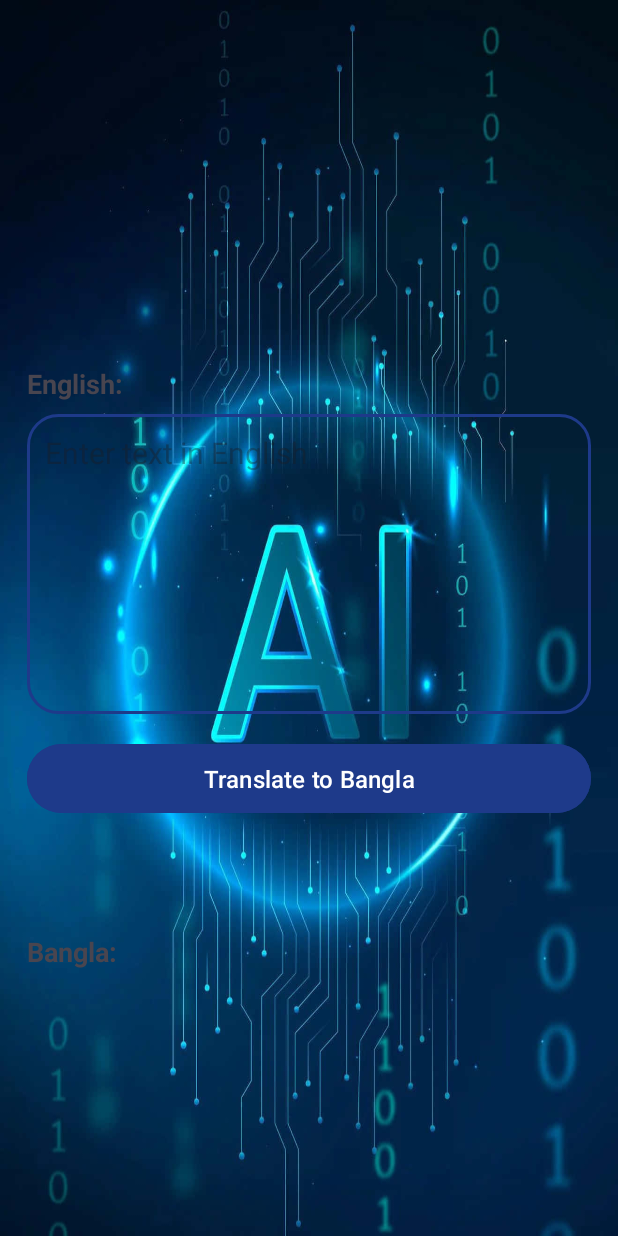
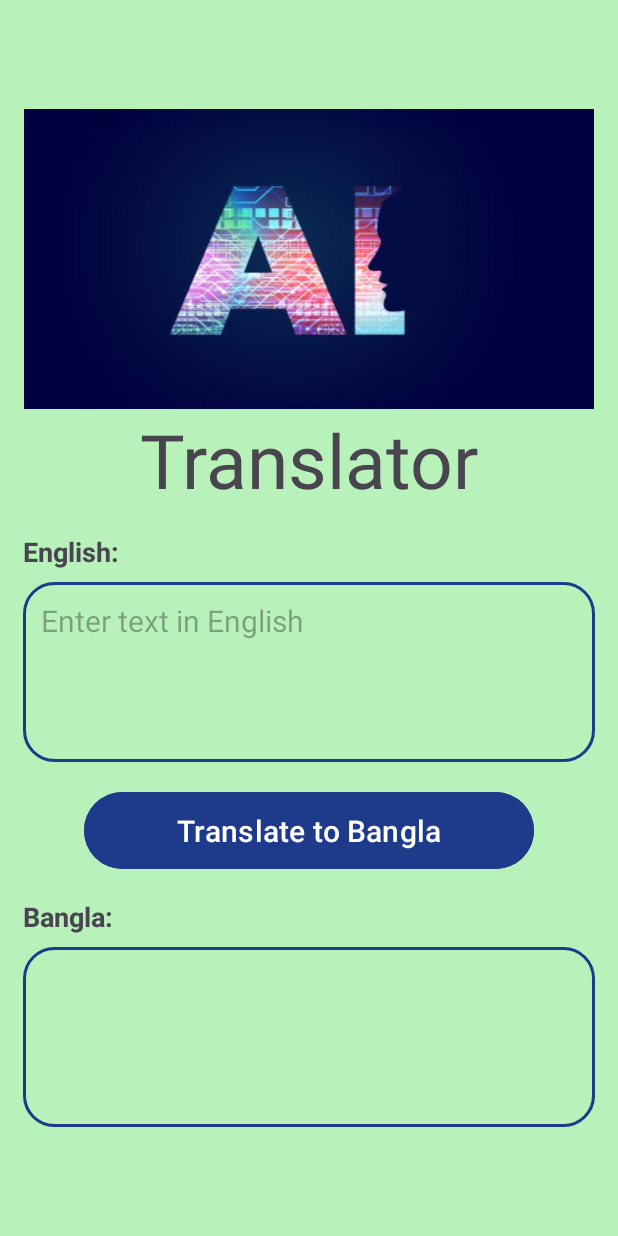
Before and after one commit to Niraviman-Singha/Translator-App, an Android app: the screen it shows after launch (MainActivity), on a phone screen of 412 x 824 dp. Run offline under Robolectric (Android 15) with nearby library versions, the phone set to English and light mode, and no system bars; libraries missing offline, so code that uses them is left out: com.google.mlkit.common, com.google.mlkit.nl; 4 statements that could not run were skipped.

Commit message:
Translator App Completed.

```diff
--- a/app/src/main/res/layout/activity_main.xml
+++ b/app/src/main/res/layout/activity_main.xml
@@ -4,17 +4,35 @@
     xmlns:tools="http://schemas.android.com/tools"
     android:layout_width="match_parent"
     android:layout_height="match_parent"
-    android:background="@drawable/ai"
+    android:background="#B8F1BA"
     android:gravity="center|start"
     android:orientation="vertical"
-    android:padding="18dp"
+    android:padding="15dp"
     tools:context=".MainActivity">
+
+    <ImageView
+        android:layout_width="380dp"
+        android:layout_height="200dp"
+        android:layout_gravity="center"
+        android:scaleType="fitXY"
+        android:src="@drawable/nir">
+
+    </ImageView>
+
+    <TextView
+        android:layout_width="match_parent"
+        android:layout_height="wrap_content"
+        android:text="Translator"
+        android:textAlignment="center"
+        android:textSize="50dp">
+
+    </TextView>
 
     <TextView
         android:id="@+id/englishLabel"
         android:layout_width="wrap_content"
         android:layout_height="wrap_content"
-        android:layout_marginTop="150dp"
+        android:layout_marginTop="15dp"
         android:layout_marginBottom="8dp"
         android:text="English:"
         android:textSize="18sp"
@@ -25,27 +43,28 @@
     <EditText
         android:id="@+id/inputEditText"
         android:layout_width="match_parent"
-        android:layout_height="200dp"
+        android:layout_height="120dp"
         android:layout_marginBottom="16dp"
         android:background="@drawable/rounded_edittext"
         android:gravity="start"
         android:hint="Enter text in English"
         android:padding="12dp"
+        android:textColor="@color/blue"
         android:textSize="20sp">
 
     </EditText>
 
     <Button
         android:id="@+id/translateButton"
-        android:layout_width="match_parent"
+        android:layout_width="300dp"
         android:layout_height="wrap_content"
         android:layout_gravity="center_horizontal"
-        android:layout_marginBottom="16dp"
+        android:layout_marginBottom="10dp"
         android:backgroundTint="@color/blue"
         android:padding="12dp"
         android:text="Translate to Bangla"
         android:textColor="@color/white"
-        android:textSize="16sp">
+        android:textSize="20sp">
 
     </Button>
 
@@ -53,7 +72,7 @@
         android:id="@+id/banglaLabel"
         android:layout_width="wrap_content"
         android:layout_height="wrap_content"
-        android:layout_marginTop="60dp"
+        android:layout_marginTop="5dp"
         android:layout_marginBottom="8dp"
         android:text="Bangla:"
         android:textSize="18sp"
@@ -64,11 +83,12 @@
     <TextView
         android:id="@+id/outputText"
         android:layout_width="match_parent"
-        android:layout_height="wrap_content"
+        android:layout_height="120dp"
+        android:background="@drawable/rounded_edittext"
         android:gravity="center"
         android:padding="12dp"
         android:textColor="@color/blue"
-        android:textSize="38sp"
+        android:textSize="20sp"
         android:textStyle="bold">
 
     </TextView>
```
Also changed, not shown: app/src/main/res/drawable/ai.jpg (deleted), app/src/main/res/drawable/nir.jpg (added).
